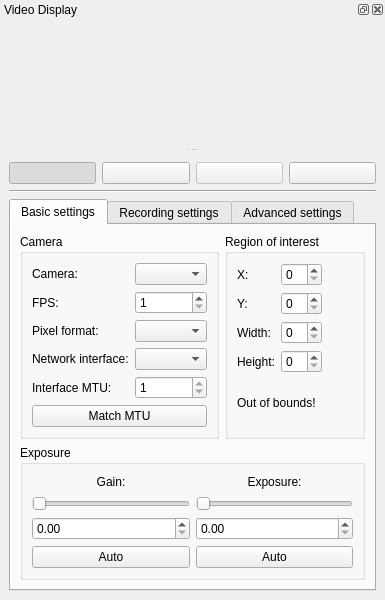
Before: the Qt Designer form mainwindow.ui in AD-Vega/qarv, drawn with Qt 5.
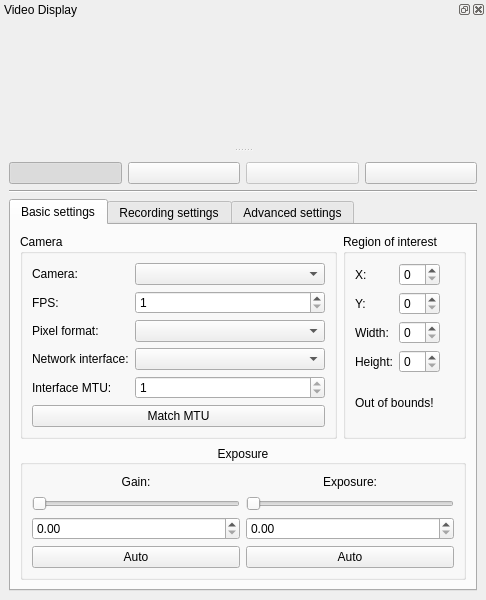
After: the same form once the commit is applied. Icons and pictures are not drawn. Custom widgets are drawn as their Qt base class.

```diff
--- a/mainwindow.ui
+++ b/mainwindow.ui
@@ -130,7 +130,11 @@
               </widget>
              </item>
              <item row="0" column="1">
-              <widget class="QComboBox" name="cameraSelector"/>
+              <widget class="QComboBox" name="cameraSelector">
+               <property name="minimumContentsLength">
+                <number>20</number>
+               </property>
+              </widget>
              </item>
              <item row="2" column="0">
               <widget class="QLabel" name="label_2">
@@ -140,7 +144,11 @@
               </widget>
              </item>
              <item row="2" column="1">
-              <widget class="QComboBox" name="pixelFormatSelector"/>
+              <widget class="QComboBox" name="pixelFormatSelector">
+               <property name="minimumContentsLength">
+                <number>20</number>
+               </property>
+              </widget>
              </item>
              <item row="3" column="0">
               <widget class="QLabel" name="label_3">
@@ -269,6 +277,9 @@
           <property name="title">
            <string>Exposure</string>
           </property>
+          <property name="alignment">
+           <set>Qt::AlignCenter</set>
+          </property>
           <layout class="QHBoxLayout" name="horizontalLayout_3">
            <item>
             <layout class="QVBoxLayout" name="verticalLayout_4">
```
Left out of the diff: 3 changed lines with no effect on the pictures.
